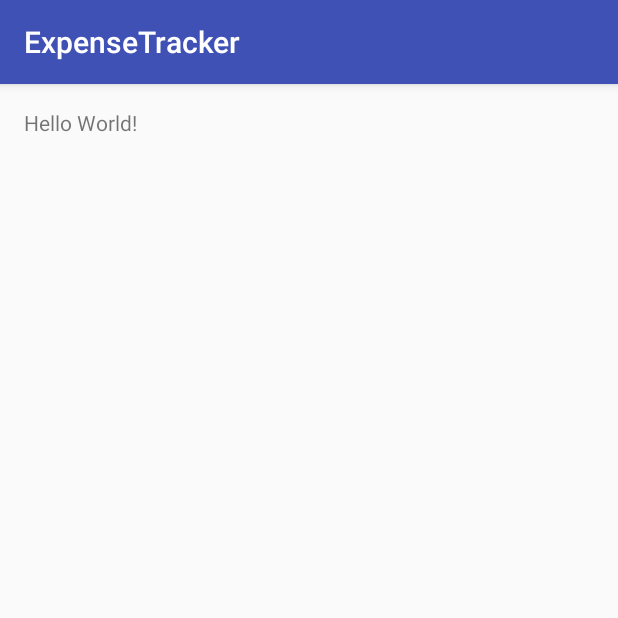
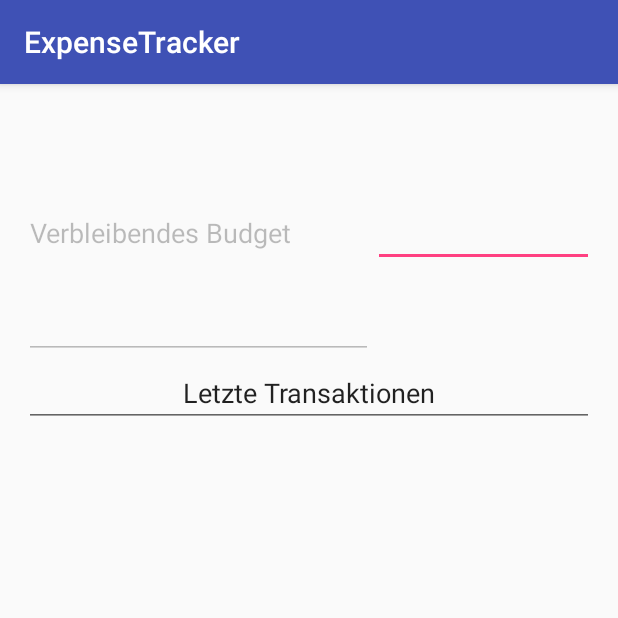
Before and after one commit to TheDeveloperDudeTheFifth/ExpenseTracker, an Android app: the screen it shows after launch (Home_Screen), on a phone screen of 412 x 824 dp, the top half of it. Run offline under Robolectric (Android 15) with nearby library versions, the phone set to English and light mode, and no system bars.

Commit message:
First steps

```diff
--- a/ExpenseTracker/app/build.gradle
+++ b/ExpenseTracker/app/build.gradle
@@ -21,6 +21,5 @@ android {
 
 dependencies {
     compile fileTree(dir: 'libs', include: ['*.jar'])
-    testCompile 'junit:junit:4.12'
     compile 'com.android.support:appcompat-v7:23.4.0'
 }
--- a/ExpenseTracker/app/src/main/res/layout/activity_home__screen.xml
+++ b/ExpenseTracker/app/src/main/res/layout/activity_home__screen.xml
@@ -9,8 +9,48 @@
     android:paddingTop="@dimen/activity_vertical_margin"
     tools:context="com.tracker.expensetracker.Home_Screen">
 
-    <TextView
-        android:layout_width="wrap_content"
-        android:layout_height="wrap_content"
-        android:text="Hello World!" />
+    <LinearLayout
+        android:orientation="vertical"
+        android:layout_width="match_parent"
+        android:layout_height="match_parent"
+        android:id="@+id/linearLayout"
+        android:layout_alignParentTop="true"
+        android:layout_alignParentLeft="true"
+        android:layout_alignParentStart="true"
+        android:weightSum="1">
+
+        <LinearLayout
+            android:orientation="horizontal"
+            android:layout_width="match_parent"
+            android:layout_height="wrap_content"
+            android:layout_weight="0.19">
+
+            <EditText
+                android:layout_width="wrap_content"
+                android:layout_height="match_parent"
+                android:id="@+id/budgetLabel"
+                android:layout_alignParentTop="true"
+                android:enabled="false"
+                android:text="Verbleibendes Budget"
+                android:textStyle="normal"
+                android:layout_weight="1" />
+
+            <EditText
+                android:layout_width="147dp"
+                android:layout_height="wrap_content"
+                android:inputType="numberDecimal"
+                android:ems="10"
+                android:id="@+id/outputBudget"
+                android:editable="true" />
+        </LinearLayout>
+
+        <EditText
+            android:layout_width="match_parent"
+            android:layout_height="wrap_content"
+            android:id="@+id/editText"
+            android:text="Letzte Transaktionen"
+            android:textAlignment="center" />
+
+    </LinearLayout>
+
 </RelativeLayout>
```
Also changed, not shown: 1 other file.
